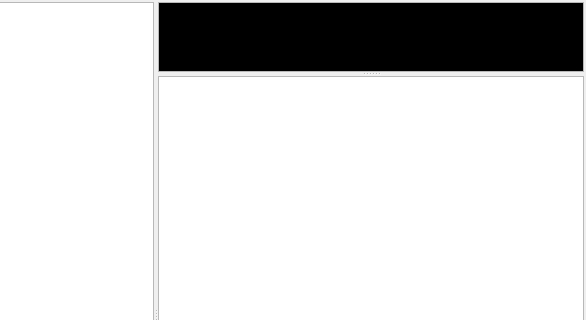
The window that desktop/viewimageswindow.ui (davidrg/zxweather) describes before a commit, drawn with Qt 5; both pictures show x 274 to 860 and y 0 to 320 of the 860 by 633 pixel window.
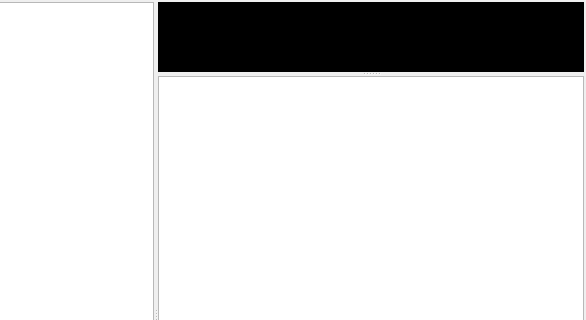
The same window after the commit. Icons and pictures are not drawn. Custom widgets are drawn as their Qt base class.

```diff
--- a/desktop/viewimageswindow.ui
+++ b/desktop/viewimageswindow.ui
@@ -61,6 +61,421 @@
         <enum>Qt::Vertical</enum>
        </property>
        <widget class="QScrollArea" name="scrollArea">
+        <property name="palette">
+         <palette>
+          <active>
+           <colorrole role="WindowText">
+            <brush brushstyle="SolidPattern">
+             <color alpha="255">
+              <red>255</red>
+              <green>255</green>
+              <blue>255</blue>
+             </color>
+            </brush>
+           </colorrole>
+           <colorrole role="Button">
+            <brush brushstyle="SolidPattern">
+             <color alpha="255">
+              <red>0</red>
+              <green>0</green>
+              <blue>0</blue>
+             </color>
+            </brush>
+           </colorrole>
+           <colorrole role="Light">
+            <brush brushstyle="SolidPattern">
+             <color alpha="255">
+              <red>0</red>
+              <green>0</green>
+              <blue>0</blue>
+             </color>
+            </brush>
+           </colorrole>
+           <colorrole role="Midlight">
+            <brush brushstyle="SolidPattern">
+             <color alpha="255">
+              <red>0</red>
+              <green>0</green>
+              <blue>0</blue>
+             </color>
+            </brush>
+           </colorrole>
+           <colorrole role="Dark">
+            <brush brushstyle="SolidPattern">
+             <color alpha="255">
+              <red>0</red>
+              <green>0</green>
+              <blue>0</blue>
+             </color>
+            </brush>
+           </colorrole>
+           <colorrole role="Mid">
+            <brush brushstyle="SolidPattern">
+             <color alpha="255">
+              <red>0</red>
+              <green>0</green>
+              <blue>0</blue>
+             </color>
+            </brush>
+           </colorrole>
+           <colorrole role="Text">
+            <brush brushstyle="SolidPattern">
+             <color alpha="255">
+              <red>255</red>
+              <green>255</green>
+              <blue>255</blue>
+             </color>
+            </brush>
+           </colorrole>
+           <colorrole role="BrightText">
+            <brush brushstyle="SolidPattern">
+             <color alpha="255">
+              <red>255</red>
+              <green>255</green>
+              <blue>255</blue>
+             </color>
+            </brush>
+           </colorrole>
+           <colorrole role="ButtonText">
+            <brush brushstyle="SolidPattern">
+             <color alpha="255">
+              <red>255</red>
+              <green>255</green>
+              <blue>255</blue>
+             </color>
+            </brush>
+           </colorrole>
+           <colorrole role="Base">
+            <brush brushstyle="SolidPattern">
+             <color alpha="255">
+              <red>0</red>
+              <green>0</green>
+              <blue>0</blue>
+             </color>
+            </brush>
+           </colorrole>
+           <colorrole role="Window">
+            <brush brushstyle="SolidPattern">
+             <color alpha="255">
+              <red>0</red>
+              <green>0</green>
+              <blue>0</blue>
+             </color>
+            </brush>
+           </colorrole>
+           <colorrole role="Shadow">
+            <brush brushstyle="SolidPattern">
+             <color alpha="255">
+              <red>0</red>
+              <green>0</green>
+              <blue>0</blue>
+             </color>
+            </brush>
+           </colorrole>
+           <colorrole role="AlternateBase">
+            <brush brushstyle="SolidPattern">
+             <color alpha="255">
+              <red>0</red>
+              <green>0</green>
+              <blue>0</blue>
+             </color>
+            </brush>
+           </colorrole>
+           <colorrole role="ToolTipBase">
+            <brush brushstyle="SolidPattern">
+             <color alpha="255">
+              <red>255</red>
+              <green>255</green>
+              <blue>220</blue>
+             </color>
+            </brush>
+           </colorrole>
+           <colorrole role="ToolTipText">
+            <brush brushstyle="SolidPattern">
+             <color alpha="255">
+              <red>0</red>
+              <green>0</green>
+              <blue>0</blue>
+             </color>
+            </brush>
+           </colorrole>
+          </active>
+          <inactive>
+           <colorrole role="WindowText">
+            <brush brushstyle="SolidPattern">
+             <color alpha="255">
+              <red>255</red>
+              <green>255</green>
+              <blue>255</blue>
+             </color>
+            </brush>
+           </colorrole>
+           <colorrole role="Button">
+            <brush brushstyle="SolidPattern">
+             <color alpha="255">
+              <red>0</red>
+              <green>0</green>
+              <blue>0</blue>
+             </color>
+            </brush>
+           </colorrole>
+           <colorrole role="Light">
+            <brush brushstyle="SolidPattern">
+             <color alpha="255">
+              <red>0</red>
+              <green>0</green>
+              <blue>0</blue>
+             </color>
+            </brush>
+           </colorrole>
+           <colorrole role="Midlight">
+            <brush brushstyle="SolidPattern">
+             <color alpha="255">
+              <red>0</red>
+              <green>0</green>
+              <blue>0</blue>
+             </color>
+            </brush>
+           </colorrole>
+           <colorrole role="Dark">
+            <brush brushstyle="SolidPattern">
+             <color alpha="255">
+              <red>0</red>
+              <green>0</green>
+              <blue>0</blue>
+             </color>
+            </brush>
+           </colorrole>
+           <colorrole role="Mid">
+            <brush brushstyle="SolidPattern">
+             <color alpha="255">
+              <red>0</red>
+              <green>0</green>
+              <blue>0</blue>
+             </color>
+            </brush>
+           </colorrole>
+           <colorrole role="Text">
+            <brush brushstyle="SolidPattern">
+             <color alpha="255">
+              <red>255</red>
+              <green>255</green>
+              <blue>255</blue>
+             </color>
+            </brush>
+           </colorrole>
+           <colorrole role="BrightText">
+            <brush brushstyle="SolidPattern">
+             <color alpha="255">
+              <red>255</red>
+              <green>255</green>
+              <blue>255</blue>
+             </color>
+            </brush>
+           </colorrole>
+           <colorrole role="ButtonText">
+            <brush brushstyle="SolidPattern">
+             <color alpha="255">
+              <red>255</red>
+              <green>255</green>
+              <blue>255</blue>
+             </color>
+            </brush>
+           </colorrole>
+           <colorrole role="Base">
+            <brush brushstyle="SolidPattern">
+             <color alpha="255">
+              <red>0</red>
+              <green>0</green>
+              <blue>0</blue>
+             </color>
+            </brush>
+           </colorrole>
+           <colorrole role="Window">
+            <brush brushstyle="SolidPattern">
+             <color alpha="255">
+              <red>0</red>
+              <green>0</green>
+              <blue>0</blue>
+             </color>
+            </brush>
+           </colorrole>
+           <colorrole role="Shadow">
+            <brush brushstyle="SolidPattern">
+             <color alpha="255">
+              <red>0</red>
+              <green>0</green>
+              <blue>0</blue>
+             </color>
+            </brush>
+           </colorrole>
+           <colorrole role="AlternateBase">
+            <brush brushstyle="SolidPattern">
+             <color alpha="255">
+              <red>0</red>
+              <green>0</green>
+              <blue>0</blue>
+             </color>
+            </brush>
+           </colorrole>
+           <colorrole role="ToolTipBase">
+            <brush brushstyle="SolidPattern">
+             <color alpha="255">
+              <red>255</red>
+              <green>255</green>
+              <blue>220</blue>
+             </color>
+            </brush>
+           </colorrole>
+           <colorrole role="ToolTipText">
+            <brush brushstyle="SolidPattern">
+             <color alpha="255">
+              <red>0</red>
+              <green>0</green>
+              <blue>0</blue>
+             </color>
+            </brush>
+           </colorrole>
+          </inactive>
+          <disabled>
+           <colorrole role="WindowText">
+            <brush brushstyle="SolidPattern">
+             <color alpha="255">
+              <red>0</red>
+              <green>0</green>
+              <blue>0</blue>
+             </color>
+            </brush>
+           </colorrole>
+           <colorrole role="Button">
+            <brush brushstyle="SolidPattern">
+             <color alpha="255">
+              <red>0</red>
+              <green>0</green>
+              <blue>0</blue>
+             </color>
+            </brush>
+           </colorrole>
+           <colorrole role="Light">
+            <brush brushstyle="SolidPattern">
+             <color alpha="255">
+              <red>0</red>
+              <green>0</green>
+              <blue>0</blue>
+             </color>
+            </brush>
+           </colorrole>
+           <colorrole role="Midlight">
+            <brush brushstyle="SolidPattern">
+             <color alpha="255">
+              <red>0</red>
+              <green>0</green>
+              <blue>0</blue>
+             </color>
+            </brush>
+           </colorrole>
+           <colorrole role="Dark">
+            <brush brushstyle="SolidPattern">
+             <color alpha="255">
+              <red>0</red>
+              <green>0</green>
+              <blue>0</blue>
+             </color>
+            </brush>
+           </colorrole>
+           <colorrole role="Mid">
+            <brush brushstyle="SolidPattern">
+             <color alpha="255">
+              <red>0</red>
+              <green>0</green>
+              <blue>0</blue>
+             </color>
+            </brush>
+           </colorrole>
+           <colorrole role="Text">
+            <brush brushstyle="SolidPattern">
+             <color alpha="255">
+              <red>0</red>
+              <green>0</green>
+              <blue>0</blue>
+             </color>
+            </brush>
+           </colorrole>
+           <colorrole role="BrightText">
+            <brush brushstyle="SolidPattern">
+             <color alpha="255">
+              <red>255</red>
+              <green>255</green>
+              <blue>255</blue>
+             </color>
+            </brush>
+           </colorrole>
+           <colorrole role="ButtonText">
+            <brush brushstyle="SolidPattern">
+             <color alpha="255">
+              <red>0</red>
+              <green>0</green>
+              <blue>0</blue>
+             </color>
+            </brush>
+           </colorrole>
+           <colorrole role="Base">
+            <brush brushstyle="SolidPattern">
+             <color alpha="255">
+              <red>0</red>
+              <green>0</green>
+              <blue>0</blue>
+             </color>
+            </brush>
+           </colorrole>
+           <colorrole role="Window">
+            <brush brushstyle="SolidPattern">
+             <color alpha="255">
+              <red>0</red>
+              <green>0</green>
+              <blue>0</blue>
+             </color>
+            </brush>
+           </colorrole>
+           <colorrole role="Shadow">
+            <brush brushstyle="SolidPattern">
+             <color alpha="255">
+              <red>0</red>
+              <green>0</green>
+              <blue>0</blue>
+             </color>
+            </brush>
+           </colorrole>
+           <colorrole role="AlternateBase">
+            <brush brushstyle="SolidPattern">
+             <color alpha="255">
+              <red>0</red>
+              <green>0</green>
+              <blue>0</blue>
+             </color>
+            </brush>
+           </colorrole>
+           <colorrole role="ToolTipBase">
+            <brush brushstyle="SolidPattern">
+             <color alpha="255">
+              <red>255</red>
+              <green>255</green>
+              <blue>220</blue>
+             </color>
+            </brush>
+           </colorrole>
+           <colorrole role="ToolTipText">
+            <brush brushstyle="SolidPattern">
+             <color alpha="255">
+              <red>0</red>
+              <green>0</green>
+              <blue>0</blue>
+             </color>
+            </brush>
+           </colorrole>
+          </disabled>
+         </palette>
+        </property>
         <property name="frameShape">
          <enum>QFrame::StyledPanel</enum>
         </property>
```
Left out of the diff: 3 changed lines with no effect on the pictures.
